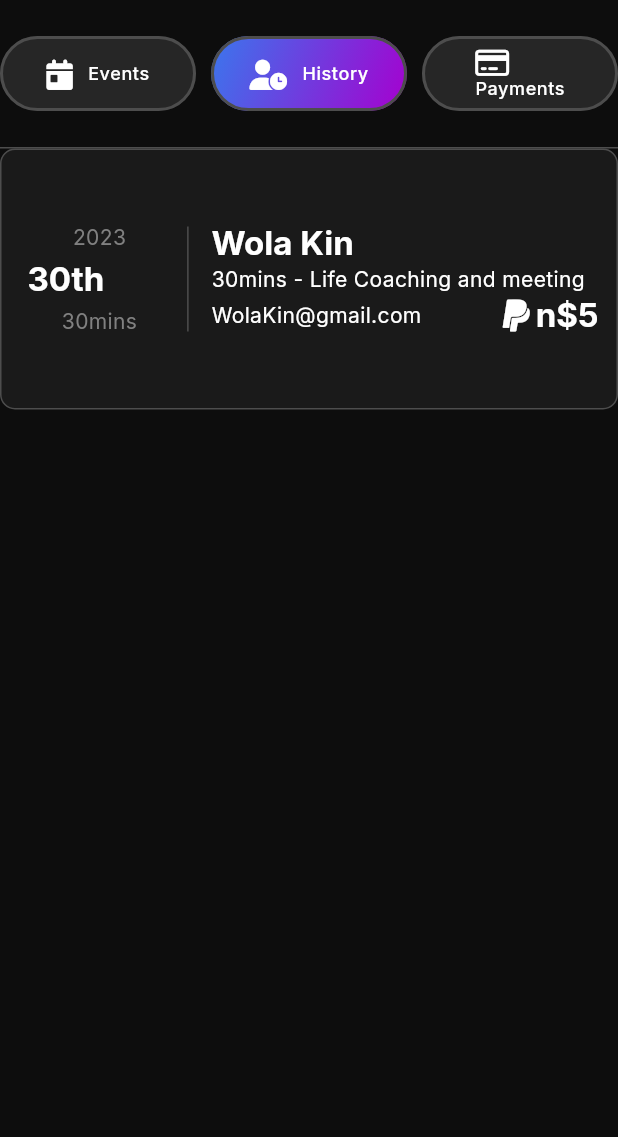
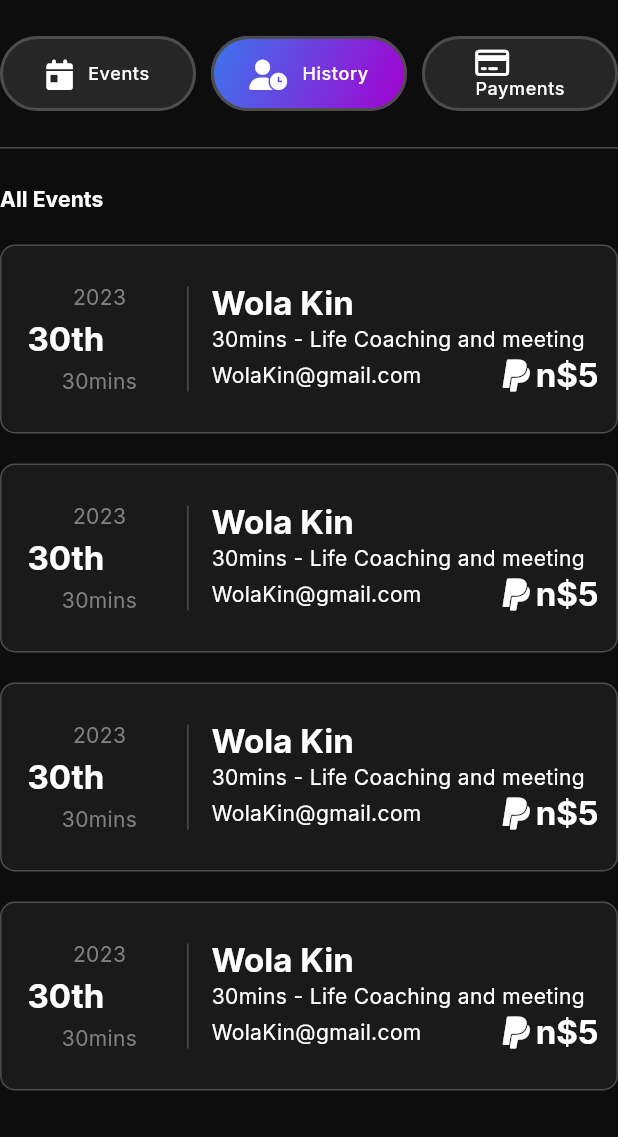
Before and after one commit to Calentre/calentre, a Flutter app: the CalentreHome screen opened by its route, after a tap on "History", on a phone screen of 412 x 824 dp, the part 99-1236 px from its top. Run offline on Flutter 3.47's test engine with Material 2 defaults, Android fonts, the phone set to English and light mode, and no system bars; our stand-ins replace flutter_bloc, flutter_svg, font_awesome_flutter, go_router, google_fonts.

Commit message:
chore: add event list

```diff
--- a/lib/app/history/presentation/history.dart
+++ b/lib/app/history/presentation/history.dart
@@ -1,5 +1,6 @@
 import 'package:calentre/app/history/presentation/widget/history_card.dart';
 import 'package:calentre/app/history/presentation/widget/history_empty_state.dart';
+import 'package:calentre/app/history/presentation/widget/history_list.dart';
 import 'package:flutter/material.dart';
 
 class HistoryView extends StatelessWidget {
@@ -8,6 +9,6 @@ class HistoryView extends StatelessWidget {
   @override
   Widget build(BuildContext context) {
     // return HistoryEmptyState();
-    return HistoryCard();
+    return HistoryList();
   }
 }
--- a/lib/app/history/presentation/widget/history_card.dart
+++ b/lib/app/history/presentation/widget/history_card.dart
@@ -11,6 +11,7 @@ class HistoryCard extends StatelessWidget {
   Widget build(BuildContext context) {
     return LayoutBuilder(builder: (context, constraints) {
       return BorderCard(
+        verticalPadding: 24,
         child: Padding(
           padding: const EdgeInsets.symmetric(horizontal: 12),
           child: Row(
--- /dev/null
+++ b/lib/app/history/presentation/widget/history_list.dart
@@ -0,0 +1,40 @@
+import 'package:calentre/app/history/presentation/widget/history_card.dart';
+import 'package:calentre/config/constraints/max_width_container.dart';
+import 'package:calentre/config/extensions/spacing.dart';
+import 'package:flutter/material.dart';
+
+class HistoryList extends StatelessWidget {
+  const HistoryList({super.key});
+
+  @override
+  Widget build(BuildContext context) {
+    return LayoutBuilder(builder: (context, constraints) {
+      return WebContainer(
+        child: SingleChildScrollView(
+          padding: const EdgeInsets.only(top: 24),
+          child: Column(
+            children: [
+              Row(
+                mainAxisAlignment: MainAxisAlignment.spaceBetween,
+                children: [
+                  Text(
+                    "All Events",
+                    style: Theme.of(context).textTheme.labelLarge,
+                  ),
+                ],
+              ),
+              const SizedBox().y20(),
+              const HistoryCard(),
+              const SizedBox().y20(),
+              const HistoryCard(),
+              const SizedBox().y20(),
+              const HistoryCard(),
+              const SizedBox().y20(),
+              const HistoryCard(),
+            ],
+          ),
+        ),
+      );
+    });
+  }
+}
```
